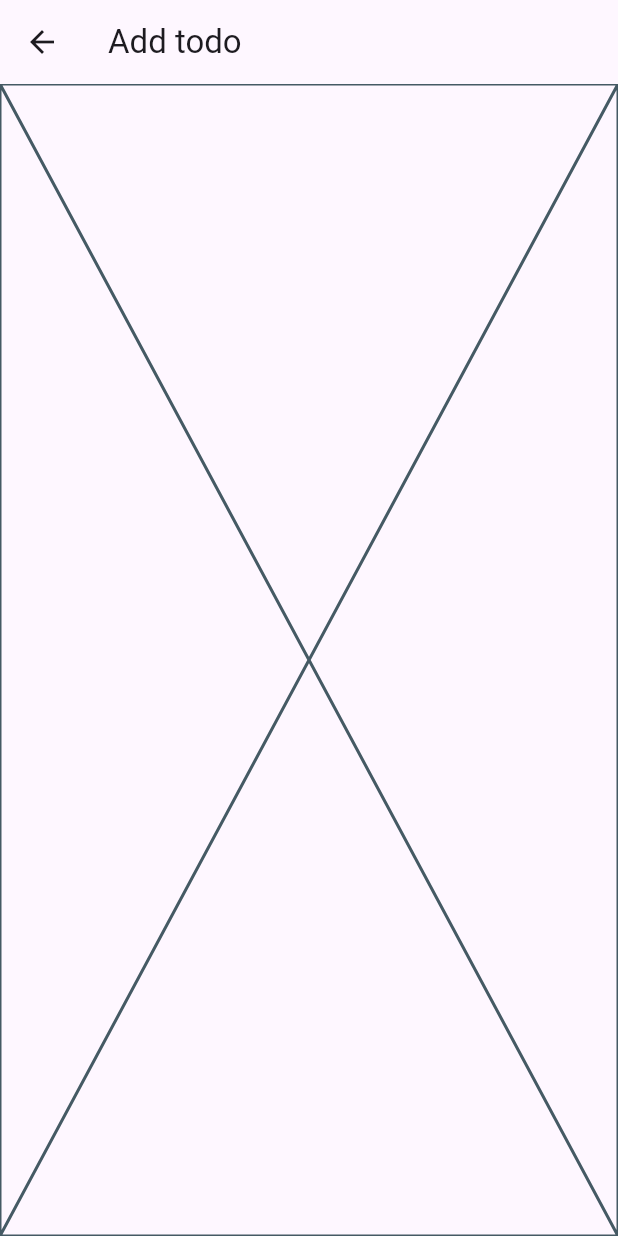
After one commit to akabanov/flutter_study, a Flutter app: the TodoEditScreen screen opened by its route, on a phone screen of 412 x 824 dp. The commit adds this screen. Run offline on Flutter 3.47's test engine with Material 3 defaults, Android fonts, the phone set to English and light mode, and no system bars; our stand-ins replace equatable, freezed_annotation, gap, rxdart, shared_preferences; accounts and stored records are empty.

Commit message:
$ Add "Add Todo" screen and integrate navigation
Introduce `TodoEditScreen` for creating new todos with routed navigation. Updated the todo list view with a floating action button to open this screen. Adjusted the app routing to include the new screen.

```diff
--- a/vanilla/lib/src/app.dart
+++ b/vanilla/lib/src/app.dart
@@ -3,6 +3,7 @@ import 'package:vanilla/src/repo/core/todo_entity.dart';
 import 'package:vanilla/src/repo/core/todo_repo.dart';
 import 'package:vanilla/src/ui/model/todo_list_state.dart';
 import 'package:vanilla/src/ui/screen/home_screen.dart';
+import 'package:vanilla/src/ui/screen/todo_edit_screen.dart';
 
 class App extends StatefulWidget {
   const App({super.key = const Key('app'), required this.todoRepo});
@@ -41,6 +42,8 @@ class _AppState extends State<App> {
               updateTodo: updateTodo,
               removeTodo: removeTodo,
             ),
+        TodoEditScreen.addRouteName: (context) =>
+            TodoEditScreen(saveTodo: addTodo)
       },
     );
   }
--- /dev/null
+++ b/vanilla/lib/src/ui/screen/todo_edit_screen.dart
@@ -0,0 +1,33 @@
+import 'package:flutter/material.dart';
+import 'package:uuid/uuid.dart';
+import 'package:vanilla/src/repo/repo_core.dart';
+import 'package:vanilla/src/ui/model/todo_list_state.dart';
+
+class TodoEditScreen extends StatefulWidget {
+  static const addRouteName = '/add';
+  static const updateRouteName = '/update';
+
+  TodoEditScreen({super.key, required this.saveTodo, TodoEntity? initialTodo})
+      : initialTodo = initialTodo ??
+            TodoEntity(complete: false, id: Uuid().v4(), task: '', note: ''),
+        create = initialTodo == null;
+
+  final bool create;
+  final TodoEntity initialTodo;
+  final TodoAction saveTodo;
+
+  @override
+  State<TodoEditScreen> createState() => _TodoEditScreenState();
+}
+
+class _TodoEditScreenState extends State<TodoEditScreen> {
+  @override
+  Widget build(BuildContext context) {
+    return Scaffold(
+      appBar: AppBar(
+        title: Text(widget.create ? 'Add todo' : 'Update todo'),
+      ),
+      body: Placeholder(),
+    );
+  }
+}
```
Also changed, not shown: vanilla/lib/src/ui/widget/todo_list_view.dart (+6 -3 lines), 1 other file.
